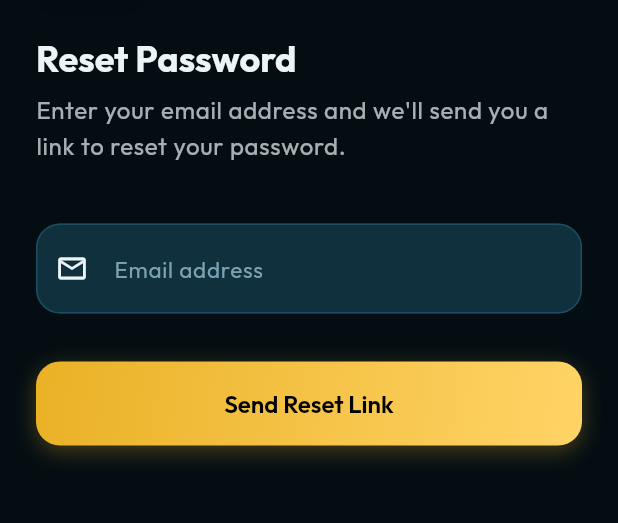
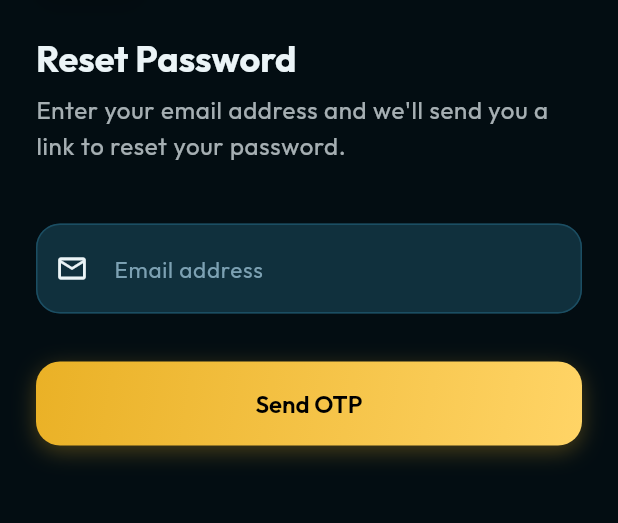
Before and after one commit to Harshil258/arfix, a Flutter app: the ForgotPasswordView screen opened by its route, on a phone screen of 412 x 824 dp, the part 252-775 px from its top. Run offline on Flutter 3.47's test engine with Material 3 defaults, Android fonts, the light colour scheme and no system bars; drawn by our look-alikes of flutter_animate; our stand-ins replace cached_network_image, dio, flutter_secure_storage, get, get_storage, google_fonts and 1 more; missing offline and left inert: mobile_scanner; accounts and stored records are empty.

Commit message:
update forgot password button label to Send OTP in English and Hindi

```diff
--- a/lib/app/translations/en.dart
+++ b/lib/app/translations/en.dart
@@ -97,6 +97,7 @@ const Map<String, String> en = {
   // Password Reset & Auth
   'Reset Password': 'Reset Password',
   'Send Reset Link': 'Send Reset Link',
+  'Send OTP': 'Send OTP',
   'Enter your email address and we\'ll send you a link to reset your password.': 'Enter your email address and we\'ll send you a link to reset your password.',
   'Set New Password': 'Set New Password',
   'Enter the reset token sent to your email and your new password below.': 'Enter the reset token sent to your email and your new password below.',
--- a/lib/app/translations/hi.dart
+++ b/lib/app/translations/hi.dart
@@ -97,6 +97,7 @@ const Map<String, String> hi = {
   // Password Reset & Auth
   'Reset Password': 'पासवर्ड रीसेट करें',
   'Send Reset Link': 'रीसेट लिंक भेजें',
+  'Send OTP': 'OTP भेजें',
   'Enter your email address and we\'ll send you a link to reset your password.': 'अपना ईमेल पता दर्ज करें और हम आपको अपना पासवर्ड रीसेट करने के लिए एक लिंक भेजेंगे।',
   'Set New Password': 'नया पासवर्ड सेट करें',
   'Enter the reset token sent to your email and your new password below.': 'अपने ईमेल पर भेजा गया रीसेट टोकन और नीचे अपना नया पासवर्ड दर्ज करें।',
--- a/lib/modules/auth/views/forgot_password_view.dart
+++ b/lib/modules/auth/views/forgot_password_view.dart
@@ -44,7 +44,7 @@ class ForgotPasswordView extends GetView<AuthController> {
                 ).animate().fadeIn(delay: 400.ms).slideY(begin: 0.1),
                 const SizedBox(height: 32),
                 Obx(() => CustomButton(
-                  text: 'Send Reset Link'.tr,
+                  text: 'Send OTP'.tr,
                   isLoading: controller.isLoading.value,
                   onPressed: controller.forgotPassword,
                 )).animate().fadeIn(delay: 500.ms).slideY(begin: 0.1),
```
